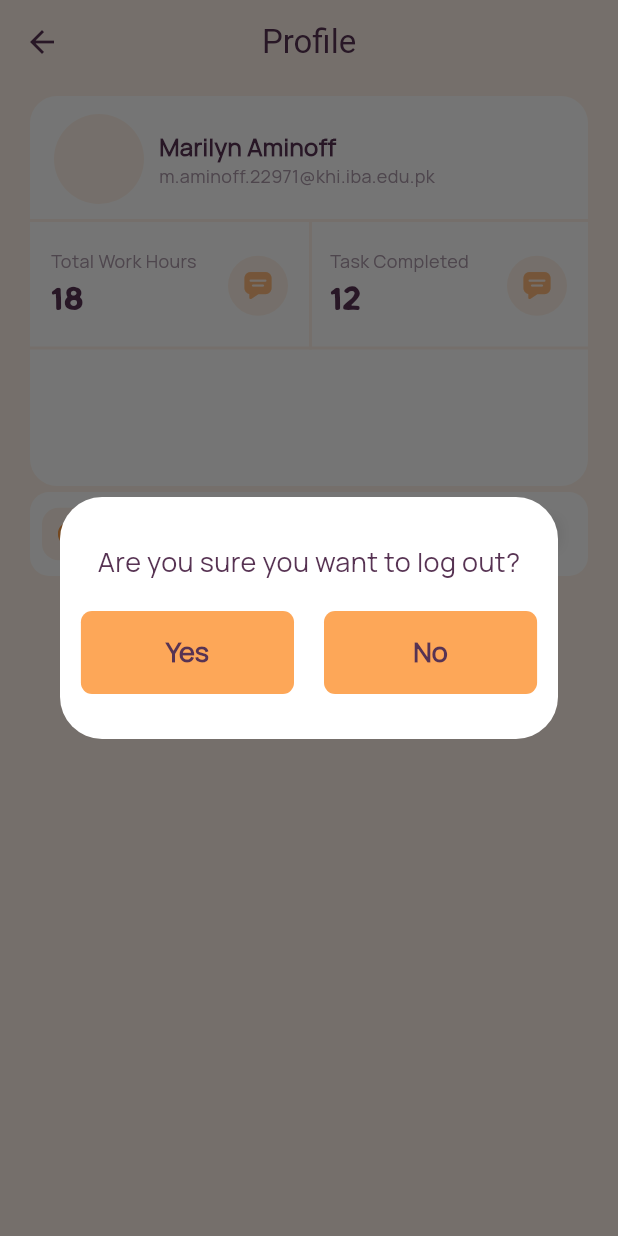
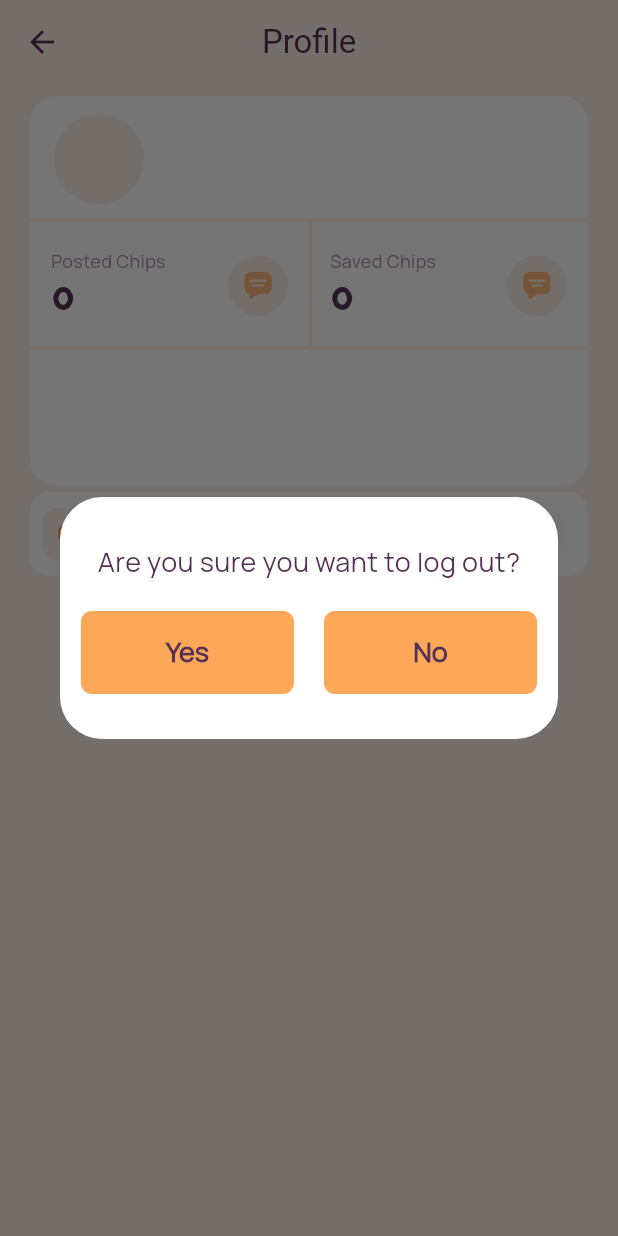
Before and after one commit to hamzafaisal-dev/FYP-Chips, a Flutter app: the ProfileScreen screen opened by its route, after a tap on "Sign Out", on a phone screen of 412 x 824 dp. Run offline on Flutter 3.47's test engine with Material 3 defaults, Android fonts, the phone set to English and light mode, and no system bars; our stand-ins replace anim_search_bar, bloc, cloud_firestore, equatable, firebase_auth, firebase_core and 3 more; accounts and stored records are empty.

Commit message:
May the Lord shine His light upon us all

```diff
--- a/development/lib/presentation/screens/profile_screen.dart
+++ b/development/lib/presentation/screens/profile_screen.dart
@@ -1,6 +1,8 @@
 import 'package:development/business%20logic/blocs/auth/auth_bloc.dart';
 import 'package:development/constants/asset_paths.dart';
+import 'package:development/data/models/user_model.dart';
 import 'package:development/my_flutter_app_icons.dart';
+import 'package:development/presentation/widgets/custom_dialog.dart';
 import 'package:development/presentation/widgets/settings_action_tile.dart';
 import 'package:development/services/navigation_service.dart';
 import 'package:flutter/material.dart';
@@ -16,68 +18,37 @@ class ProfileScreen extends StatefulWidget {
 }
 
 class _ProfileScreenState extends State<ProfileScreen> {
-  void logOut() {
+  late UserModel? _authenticatedUser;
+
+  void _logOut() {
     showDialog(
       context: context,
       builder: (context) => Dialog(
         backgroundColor: Theme.of(context).colorScheme.surface,
-        child: Padding(
-          padding: const EdgeInsets.symmetric(horizontal: 10, vertical: 30),
-          child: Column(
-            mainAxisSize: MainAxisSize.min,
-            children: [
-              //
-              const Text(
-                'Are you sure you want to log out?',
-                style: TextStyle(fontSize: 18),
-              ),
-
-              const SizedBox(height: 20),
-
-              Row(
-                mainAxisAlignment: MainAxisAlignment.center,
-                children: [
-                  //
-                  SizedBox(
-                    width: MediaQuery.of(context).size.width / 2.9,
-                    child: FilledButton(
-                      onPressed: () {
-                        BlocProvider.of<AuthBloc>(context).add(
-                          SignOutRequestedEvent(),
-                        );
-                      },
-                      child: const Text(
-                        'Yes',
-                        style: TextStyle(
-                          fontSize: 18,
-                          fontWeight: FontWeight.w600,
-                        ),
-                      ),
-                    ),
-                  ),
-
-                  const SizedBox(width: 20),
-
-                  SizedBox(
-                    width: MediaQuery.of(context).size.width / 2.9,
-                    child: FilledButton(
-                      onPressed: () => Navigator.of(context).pop(),
-                      child: const Text(
-                        'No',
-                        style: TextStyle(
-                          fontSize: 18,
-                          fontWeight: FontWeight.w600,
-                        ),
-                      ),
-                    ),
-                  ),
-                ],
-              )
-            ],
-          ),
+        child: CustomDialog(
+          onPressed: () {
+            BlocProvider.of<AuthBloc>(context).add(
+              SignOutRequestedEvent(),
+            );
+          },
+          dialogTitle: 'Are you sure you want to log out?',
+          buttonOneText: 'Yes',
+          buttonTwoText: 'No',
         ),
       ),
     );
+  }
+
+  @override
+  void initState() {
+    super.initState();
+
+    AuthBloc authBloc = BlocProvider.of<AuthBloc>(context);
+
+    if (authBloc.state is AuthStateAuthenticated) {
+      _authenticatedUser =
+          (authBloc.state as AuthStateAuthenticated).authenticatedUser;
+    }
   }
 
   @override
@@ -133,16 +104,16 @@ class _ProfileScreenState extends State<ProfileScreen> {
                                 crossAxisAlignment: CrossAxisAlignment.start,
                                 children: [
                                   //
-                                  const Text(
-                                    'Marilyn Aminoff',
-                                    style: TextStyle(
+                                  Text(
+                                    _authenticatedUser?.userName ?? '',
+                                    style: const TextStyle(
                                       fontSize: 16,
                                       fontWeight: FontWeight.bold,
                                     ),
                                   ),
 
                                   Text(
-                                    'm.aminoff.22971@khi.iba.edu.pk',
+                                    _authenticatedUser?.email ?? '',
                                     style: TextStyle(
                                       fontSize: 12,
                                       color: Theme.of(context)
@@ -167,15 +138,16 @@ class _ProfileScreenState extends State<ProfileScreen> {
                         // mainAxisAlignment: MainAxisAlignment.spaceBetween,
                         children: [
                           //
-                          const Expanded(
+                          Expanded(
                             child: UserStatSection(
-                              statisticName: 'Total Work Hours',
-                              statisticValue: 18,
+                              statisticName: 'Posted Chips',
+                              statisticValue:
+                                  _authenticatedUser?.postedChips.length ?? 0,
                             ),
                           ),
 
                           SizedBox(
-                            height: 85, // change ye value for responsiveness
+                            height: 85, // change ye value if shit looks off
                             child: VerticalDivider(
                               color: Theme.of(context)
                                   .colorScheme
@@ -185,10 +157,12 @@ class _ProfileScreenState extends State<ProfileScreen> {
                             ),
                           ),
 
-                          const Expanded(
+                          Expanded(
                             child: UserStatSection(
-                              statisticName: 'Task Completed',
-                              statisticValue: 12,
+                              statisticName: 'Saved Chips',
+                              statisticValue:
+                                  _authenticatedUser?.favoritedChips.length ??
+                                      0,
                             ),
                           ),
                         ],
@@ -213,7 +187,7 @@ class _ProfileScreenState extends State<ProfileScreen> {
                   height: 18.h,
                 ),
                 trailingIcon: Icons.arrow_forward_ios_rounded,
-                onTap: logOut,
+                onTap: _logOut,
               ),
             ],
           ),
--- /dev/null
+++ b/development/lib/presentation/widgets/custom_dialog.dart
@@ -0,0 +1,72 @@
+import 'package:flutter/material.dart';
+
+class CustomDialog extends StatelessWidget {
+  const CustomDialog({
+    super.key,
+    required this.onPressed,
+    required this.dialogTitle,
+    required this.buttonOneText,
+    required this.buttonTwoText,
+  });
+
+  final String dialogTitle;
+  final String buttonOneText;
+  final String buttonTwoText;
+
+  final void Function() onPressed;
+
+  @override
+  Widget build(BuildContext context) {
+    return Padding(
+      padding: const EdgeInsets.symmetric(horizontal: 10, vertical: 30),
+      child: Column(
+        mainAxisSize: MainAxisSize.min,
+        children: [
+          //
+          Text(
+            dialogTitle,
+            style: const TextStyle(fontSize: 18),
+          ),
+
+          const SizedBox(height: 20),
+
+          Row(
+            mainAxisAlignment: MainAxisAlignment.center,
+            children: [
+              //
+              SizedBox(
+                width: MediaQuery.of(context).size.width / 2.9,
+                child: FilledButton(
+                  onPressed: onPressed,
+                  child: Text(
+                    buttonOneText,
+                    style: const TextStyle(
+                      fontSize: 18,
+                      fontWeight: FontWeight.w600,
+                    ),
+                  ),
+                ),
+              ),
+
+              const SizedBox(width: 20),
+
+              SizedBox(
+                width: MediaQuery.of(context).size.width / 2.9,
+                child: FilledButton(
+                  onPressed: () => Navigator.of(context).pop(),
+                  child: Text(
+                    buttonTwoText,
+                    style: const TextStyle(
+                      fontSize: 18,
+                      fontWeight: FontWeight.w600,
+                    ),
+                  ),
+                ),
+              ),
+            ],
+          )
+        ],
+      ),
+    );
+  }
+}
--- a/development/pubspec.yaml
+++ b/development/pubspec.yaml
@@ -25,6 +25,7 @@ dependencies:
   anim_search_bar: ^2.0.3
   flutter_screenutil: ^5.9.0
   flutter_svg: ^2.0.10+1
+  image_picker: ^1.0.7
 
 dev_dependencies:
   flutter_test:
```
Also changed, not shown: development/lib/presentation/screens/add_chip_screen.dart (+114 -25 lines), development/lib/presentation/screens/app_layout.dart (+41 -1 lines), development/pubspec.lock, 5 other files.
